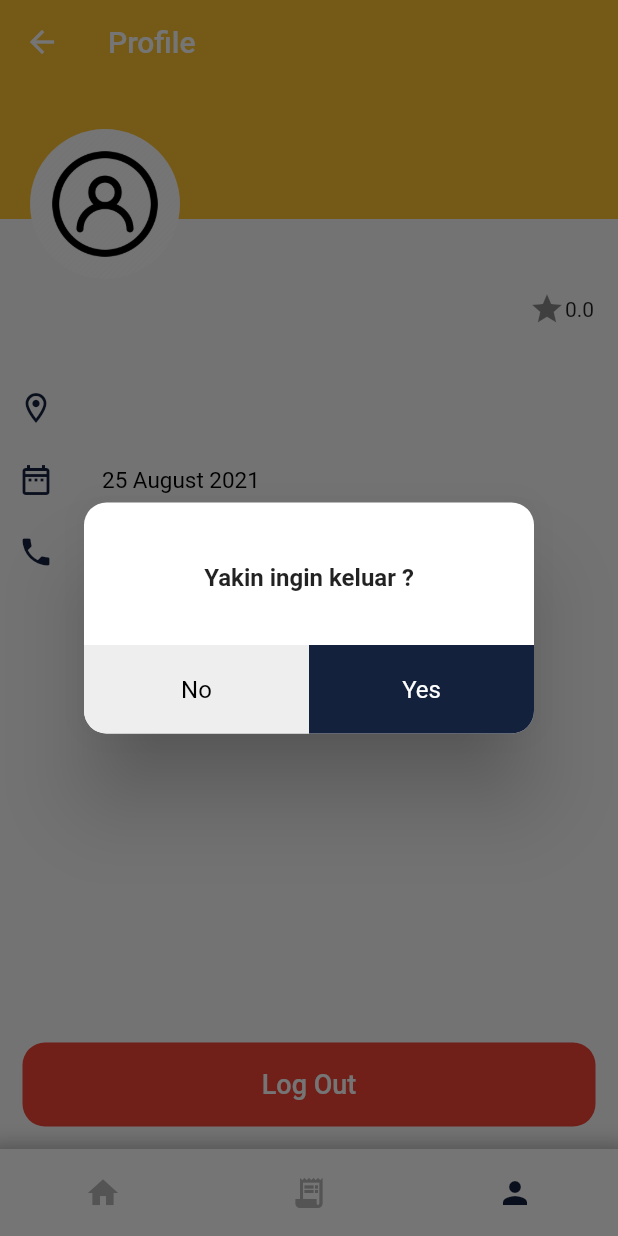
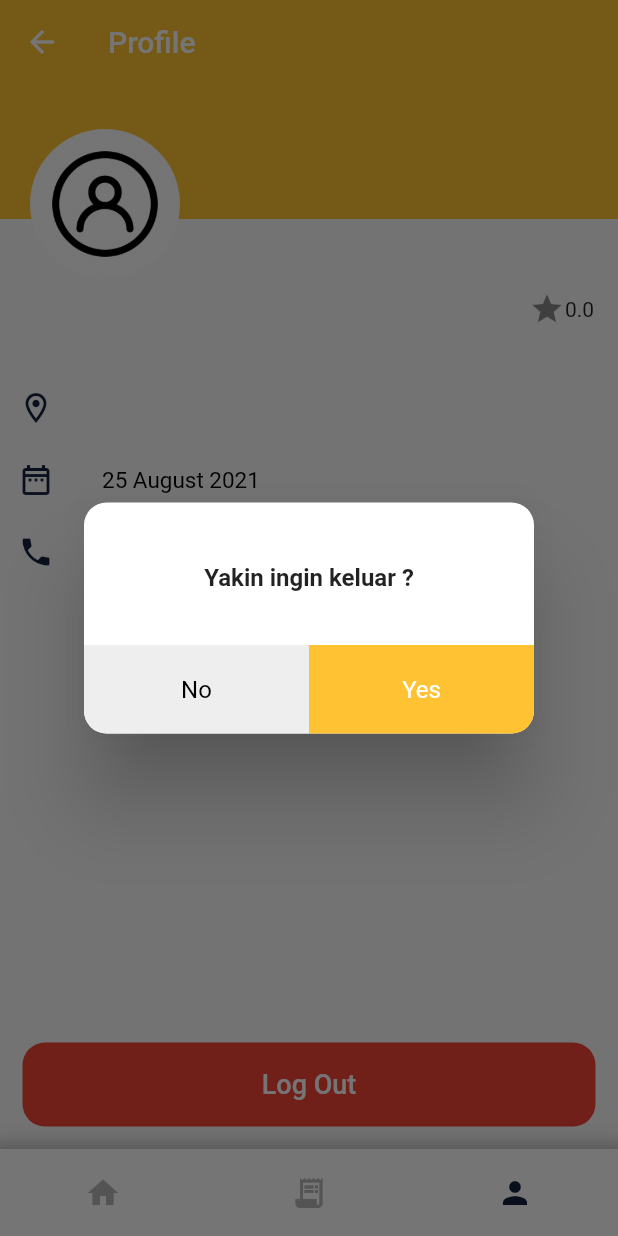
Before and after one commit to dafaraisya/rongsokin_pengepul, a Flutter app: the Profile screen opened directly, item 3 of the bottom bar chosen, after a tap on "Log Out", on a phone screen of 412 x 824 dp. Run offline on Flutter 3.47's test engine with Material 2 defaults, Android fonts, the phone set to English and light mode, and no system bars; our stand-ins replace cloud_firestore, firebase_auth, firebase_core, photo_view; accounts and stored records are empty; Roboto replaces fonts that are missing (Montserrat); project files that could hold a hidden picture were left out.

Commit message:
fix overflow in alert dialog and request notification

```diff
--- a/lib/components/default_alert_dialog.dart
+++ b/lib/components/default_alert_dialog.dart
@@ -46,12 +46,12 @@ class ShowAlertDialog extends StatelessWidget {
             Row(
               mainAxisAlignment: MainAxisAlignment.spaceAround,
               children: [
-                InkWell(
+                Expanded(
+                  child: InkWell(
                     onTap: () {
                       Navigator.pop(context);
                     },
                     child: Container(
-                    width: 150,
                       padding: EdgeInsets.only(top: 20.0, bottom: 20.0),
                       decoration: BoxDecoration(
                         color: Colors.grey[200],
@@ -66,13 +66,14 @@ class ShowAlertDialog extends StatelessWidget {
                       ),
                     ),
                   ),
-                InkWell(
+                ),
+                Expanded(
+                  child: InkWell(
                     onTap: press,
                     child: Container(
-                    width: 150,
                       padding: EdgeInsets.only(top: 20.0, bottom: 20.0),
                       decoration: BoxDecoration(
-                      color: kPrimaryColor,
+                        color: kSecondaryColor,
                         borderRadius: BorderRadius.only(
                             bottomRight: Radius.circular(15.0)),
                       ),
@@ -80,6 +81,7 @@ class ShowAlertDialog extends StatelessWidget {
                         "Yes",
                         style: TextStyle(color: Colors.white),
                         textAlign: TextAlign.center,
+                      ),
                     ),
                   ),
                 ),
```
Also changed, not shown: lib/components/request_notification.dart (+6 -4 lines), pubspec.lock. Lines whose indentation alone changed are shown as unchanged.
